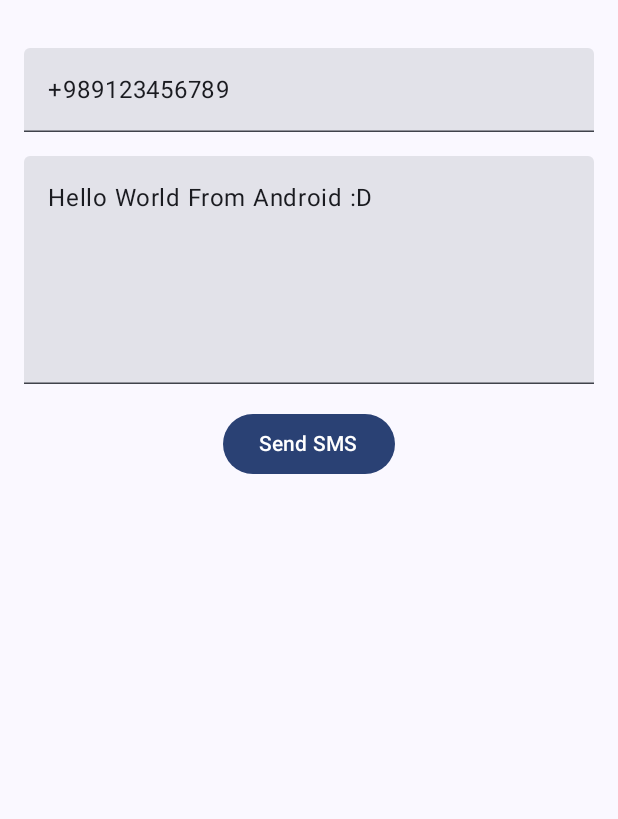
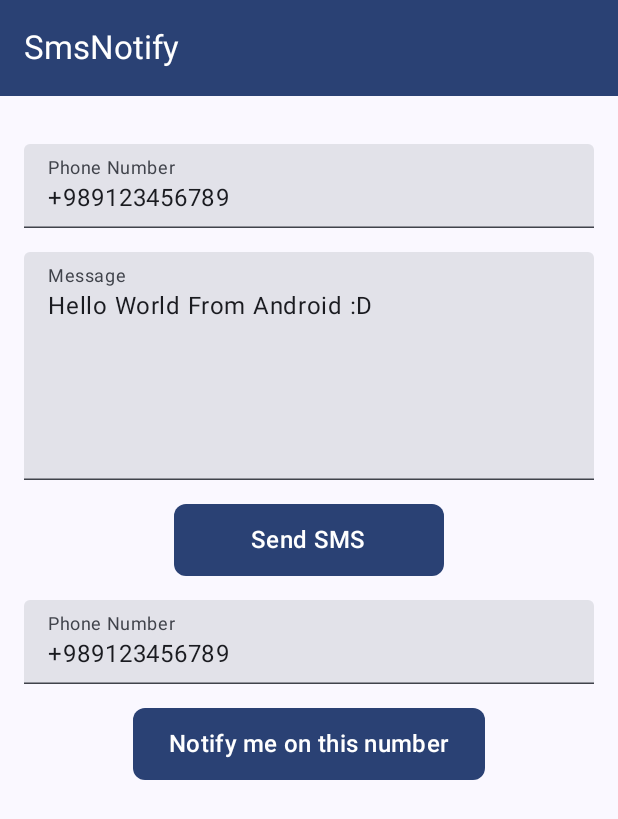
Before and after one commit to samanaslani1992/NotifySms, an Android app built with Jetpack Compose: the screen it shows after launch (MainActivity), on a phone screen of 412 x 824 dp. Shown: the top 819 px of the screen. Run offline under Robolectric (Android 15) with nearby library versions, the phone set to English and light mode, and no system bars.

Commit message:
Refactor Init receive SMS

```diff
--- a/app/src/main/java/com/example/smsnotify/MainActivity.kt
+++ b/app/src/main/java/com/example/smsnotify/MainActivity.kt
@@ -3,42 +3,15 @@ package com.example.smsnotify
 import android.os.Bundle
 import androidx.activity.ComponentActivity
 import androidx.activity.compose.setContent
-import androidx.compose.foundation.layout.Arrangement
-import androidx.compose.foundation.layout.Column
-import androidx.compose.foundation.layout.fillMaxSize
-import androidx.compose.foundation.layout.padding
-import androidx.compose.foundation.rememberScrollState
-import androidx.compose.foundation.verticalScroll
-import androidx.compose.material3.MaterialTheme
-import androidx.compose.material3.Surface
-import androidx.compose.ui.Modifier
-import androidx.compose.ui.unit.dp
-import com.example.smsnotify.presenter.theme.SmsNotifyTheme
-import com.example.smsnotify.presenter.screen.runtimePermission.PermissionsScreen
-import com.example.smsnotify.presenter.screen.sendSms.SendSMSFormScreen
+import com.example.smsnotify.presenter.screen.homeScreen.HomeScreen
 
 class MainActivity : ComponentActivity() {
     override fun onCreate(savedInstanceState: Bundle?) {
         super.onCreate(savedInstanceState)
         setContent {
-            SmsNotifyTheme {
-                Surface(
-                    modifier = Modifier.fillMaxSize(),
-                    color = MaterialTheme.colorScheme.background
-                ) {
-                    Column(
-                        modifier = Modifier
-                            .fillMaxSize()
-                            .verticalScroll(rememberScrollState())
-                            .padding(vertical = 32.dp),
-                        verticalArrangement = Arrangement.spacedBy(16.dp)
-                    ) {
-
-                        PermissionsScreen()
-                        SendSMSFormScreen()
-                    }
-                }
-            }
+            HomeScreen()
         }
     }
+
+
 }
--- /dev/null
+++ b/app/src/main/java/com/example/smsnotify/presenter/screen/homeScreen/HomeScreen.kt
@@ -0,0 +1,42 @@
+package com.example.smsnotify.presenter.screen.homeScreen
+
+import androidx.compose.foundation.layout.padding
+import androidx.compose.foundation.rememberScrollState
+import androidx.compose.foundation.verticalScroll
+import androidx.compose.material3.Scaffold
+import androidx.compose.runtime.Composable
+import androidx.compose.ui.Modifier
+import androidx.compose.ui.unit.dp
+import com.example.smsnotify.presenter.screen.reciveSms.ReceiveSMSScreen
+import com.example.smsnotify.presenter.screen.runtimePermission.PermissionsScreen
+import com.example.smsnotify.presenter.screen.sendSms.SendSMSScreen
+import com.example.smsnotify.presenter.theme.SmsNotifyTheme
+import com.example.smsnotify.presenter.view.ColumnPage
+import com.example.smsnotify.presenter.view.MyTopAppBar
+
+@Composable
+fun HomeScreen() {
+    SmsNotifyTheme {
+        Scaffold(
+            topBar = {
+                MyTopAppBar()
+            }
+        ) {
+
+            ColumnPage(
+                modifier = Modifier
+                    .padding(it)
+                    .verticalScroll(rememberScrollState())
+                    .padding(horizontal = 16.dp, vertical = 32.dp),
+            ) {
+                PermissionsScreen()
+
+                SendSMSScreen()
+
+
+                ReceiveSMSScreen()
+            }
+        }
+
+    }
+    }
--- /dev/null
+++ b/app/src/main/java/com/example/smsnotify/presenter/screen/reciveSms/ReceiveSMSScreen.kt
@@ -0,0 +1,53 @@
+package com.example.smsnotify.presenter.screen.reciveSms
+
+import androidx.compose.runtime.Composable
+import androidx.compose.runtime.MutableState
+import androidx.compose.runtime.mutableStateOf
+import androidx.compose.runtime.remember
+import androidx.compose.ui.platform.LocalContext
+import androidx.compose.ui.res.stringResource
+import androidx.compose.ui.tooling.preview.Preview
+import com.example.smsnotify.R
+import com.example.smsnotify.presenter.theme.SmsNotifyTheme
+import com.example.smsnotify.presenter.view.ColumnPage
+import com.example.smsnotify.presenter.view.MyButton
+import com.example.smsnotify.presenter.view.MyTextField
+
+@Composable
+fun ReceiveSMSScreen() {
+    val context = LocalContext.current
+
+    val phoneNumber = remember { mutableStateOf(context.getString(R.string.fake_number)) }
+
+
+    ReceiveSMSContent(
+        phoneNumber = phoneNumber,
+        onSubmitClick = {
+
+        }
+    )
+}
+
+@Composable
+private fun ReceiveSMSContent(
+    phoneNumber: MutableState<String>,
+    onSubmitClick: () -> Unit = {}
+) {
+    ColumnPage {
+
+        MyTextField(phoneNumber, stringResource(R.string.phone_number), singleLine = true)
+        MyButton(title = stringResource(R.string.notify_me_on_this_number), onClick = onSubmitClick)
+
+    }
+}
+
+
+@Composable
+@Preview
+fun SendSMSFormPreview() {
+
+    SmsNotifyTheme {
+        ReceiveSMSScreen()
+
+    }
+}
--- a/app/src/main/java/com/example/smsnotify/presenter/screen/runtimePermission/PermissionsScreen.kt
+++ b/app/src/main/java/com/example/smsnotify/presenter/screen/runtimePermission/PermissionsScreen.kt
@@ -1,19 +1,13 @@
 package com.example.smsnotify.presenter.screen.runtimePermission
 
-import androidx.compose.foundation.layout.Arrangement
-import androidx.compose.foundation.layout.Column
-import androidx.compose.foundation.layout.fillMaxWidth
-import androidx.compose.foundation.layout.padding
 import androidx.compose.material3.Text
 import androidx.compose.runtime.Composable
-import androidx.compose.ui.Alignment
-import androidx.compose.ui.Modifier
 import androidx.compose.ui.res.stringResource
 import androidx.compose.ui.tooling.preview.Preview
-import androidx.compose.ui.unit.dp
 import com.example.smsnotify.R
+import com.example.smsnotify.presenter.theme.SmsNotifyTheme
+import com.example.smsnotify.presenter.view.ColumnPage
 import com.example.smsnotify.presenter.view.MyButton
-import com.example.smsnotify.presenter.theme.SmsNotifyTheme
 import com.google.accompanist.permissions.ExperimentalPermissionsApi
 import com.google.accompanist.permissions.isGranted
 import com.google.accompanist.permissions.rememberPermissionState
@@ -32,21 +26,16 @@ fun PermissionsScreen() {
         stringResource(R.string.send_sms_permission_required)
     }
 
-    if (!cameraPermissionState.status.isGranted)
-        PermissionsContent(textTitle = textToShow, onSendSmsPermissionClick = {
+    if (!cameraPermissionState.status.isGranted) PermissionsContent(
+        textTitle = textToShow,
+        onSendSmsPermissionClick = {
             cameraPermissionState.launchPermissionRequest()
         })
 }
 
 @Composable
 fun PermissionsContent(textTitle: String, onSendSmsPermissionClick: () -> Unit) {
-    Column(
-        Modifier
-            .fillMaxWidth()
-            .padding(horizontal = 16.dp),
-        horizontalAlignment = Alignment.CenterHorizontally,
-        verticalArrangement = Arrangement.spacedBy(16.dp)
-    ) {
+    ColumnPage {
 
 
         Text(textTitle)
--- a/app/src/main/java/com/example/smsnotify/presenter/screen/sendSms/SendSMSFormScreen.kt
+++ b/app/src/main/java/com/example/smsnotify/presenter/screen/sendSms/SendSMSScreen.kt
@@ -3,34 +3,28 @@ package com.example.smsnotify.presenter.screen.sendSms
 import android.content.Context
 import android.telephony.SmsManager
 import android.widget.Toast
-import androidx.compose.foundation.layout.Arrangement
-import androidx.compose.foundation.layout.Column
-import androidx.compose.foundation.layout.fillMaxWidth
-import androidx.compose.foundation.layout.padding
 import androidx.compose.runtime.Composable
 import androidx.compose.runtime.MutableState
 import androidx.compose.runtime.mutableStateOf
 import androidx.compose.runtime.remember
-import androidx.compose.ui.Alignment
-import androidx.compose.ui.Modifier
 import androidx.compose.ui.platform.LocalContext
 import androidx.compose.ui.res.stringResource
 import androidx.compose.ui.tooling.preview.Preview
-import androidx.compose.ui.unit.dp
 import com.example.smsnotify.R
 import com.example.smsnotify.presenter.theme.SmsNotifyTheme
+import com.example.smsnotify.presenter.view.ColumnPage
 import com.example.smsnotify.presenter.view.MyButton
 import com.example.smsnotify.presenter.view.MyTextField
 
 @Composable
-fun SendSMSFormScreen() {
+fun SendSMSScreen() {
     val context = LocalContext.current
 
-    val phoneNumber = remember { mutableStateOf("+989123456789") }
-    val message = remember { mutableStateOf("Hello World From Android :D") }
+    val phoneNumber = remember { mutableStateOf(context.getString(R.string.fake_number)) }
+    val message = remember { mutableStateOf(context.getString(R.string.hello_world)) }
 
 
-    SendSMSFormContent(phoneNumber, message, onSubmitClick = {
+    SendSMSContent(phoneNumber, message, onSubmitClick = {
         sendSMS(context = context,
             phoneNumber = phoneNumber.value,
             message = message.value,
@@ -48,18 +42,12 @@ fun SendSMSFormScreen() {
 }
 
 @Composable
-private fun SendSMSFormContent(
+private fun SendSMSContent(
     phoneNumber: MutableState<String>,
     message: MutableState<String>,
     onSubmitClick: () -> Unit = {}
 ) {
-    Column(
-        modifier = Modifier
-            .padding(horizontal = 16.dp)
-            .fillMaxWidth(),
-        horizontalAlignment = Alignment.CenterHorizontally,
-        verticalArrangement = Arrangement.spacedBy(16.dp)
-    ) {
+    ColumnPage {
 
         MyTextField(phoneNumber, stringResource(R.string.phone_number), singleLine = true)
         MyTextField(message, stringResource(R.string.message), false)
@@ -91,7 +79,7 @@ private fun sendSMS(
 fun SendSMSFormPreview() {
 
     SmsNotifyTheme {
-        SendSMSFormScreen()
+        SendSMSScreen()
 
     }
 }
--- a/app/src/main/java/com/example/smsnotify/presenter/theme/Theme.kt
+++ b/app/src/main/java/com/example/smsnotify/presenter/theme/Theme.kt
@@ -3,13 +3,16 @@ package com.example.smsnotify.presenter.theme
 import android.app.Activity
 import android.os.Build
 import androidx.compose.foundation.isSystemInDarkTheme
+import androidx.compose.foundation.layout.fillMaxSize
 import androidx.compose.material3.MaterialTheme
+import androidx.compose.material3.Surface
 import androidx.compose.material3.darkColorScheme
 import androidx.compose.material3.dynamicDarkColorScheme
 import androidx.compose.material3.dynamicLightColorScheme
 import androidx.compose.material3.lightColorScheme
 import androidx.compose.runtime.Composable
 import androidx.compose.runtime.SideEffect
+import androidx.compose.ui.Modifier
 import androidx.compose.ui.graphics.toArgb
 import androidx.compose.ui.platform.LocalContext
 import androidx.compose.ui.platform.LocalView
@@ -31,7 +34,6 @@ private val LightColorScheme = lightColorScheme(
 @Composable
 fun SmsNotifyTheme(
     darkTheme: Boolean = isSystemInDarkTheme(),
-    // Dynamic color is available on Android 12+
     dynamicColor: Boolean = true,
     content: @Composable () -> Unit
 ) {
@@ -56,6 +58,13 @@ fun SmsNotifyTheme(
     MaterialTheme(
         colorScheme = colorScheme,
         typography = Typography,
-        content = content
+        content = {
+            Surface(
+                modifier = Modifier.fillMaxSize(),
+                color = MaterialTheme.colorScheme.background,
+            ) {
+                content()
+            }
+        }
     )
 }
--- /dev/null
+++ b/app/src/main/java/com/example/smsnotify/presenter/view/ColumnPage.kt
@@ -0,0 +1,24 @@
+package com.example.smsnotify.presenter.view
+
+import androidx.compose.foundation.layout.Arrangement
+import androidx.compose.foundation.layout.Column
+import androidx.compose.foundation.layout.ColumnScope
+import androidx.compose.foundation.layout.fillMaxWidth
+import androidx.compose.runtime.Composable
+import androidx.compose.ui.Alignment
+import androidx.compose.ui.Modifier
+import androidx.compose.ui.unit.dp
+
+
+@Composable
+fun ColumnPage(
+    modifier: Modifier = Modifier,
+    content: @Composable ColumnScope.() -> Unit
+) {
+    Column(
+        modifier = modifier.fillMaxWidth(),
+        horizontalAlignment = Alignment.CenterHorizontally,
+        verticalArrangement = Arrangement.spacedBy(16.dp),
+        content = content
+    )
+}
--- a/app/src/main/java/com/example/smsnotify/presenter/view/MyButton.kt
+++ b/app/src/main/java/com/example/smsnotify/presenter/view/MyButton.kt
@@ -1,18 +1,33 @@
 package com.example.smsnotify.presenter.view
 
+import androidx.compose.foundation.layout.defaultMinSize
+import androidx.compose.foundation.layout.padding
+import androidx.compose.foundation.shape.RoundedCornerShape
 import androidx.compose.material3.Button
+import androidx.compose.material3.MaterialTheme
 import androidx.compose.material3.Text
 import androidx.compose.runtime.Composable
+import androidx.compose.ui.Modifier
 import androidx.compose.ui.res.stringResource
 import androidx.compose.ui.tooling.preview.Preview
+import androidx.compose.ui.unit.dp
 import com.example.smsnotify.R
 
 @Composable
 @Preview
 fun MyButton(title: String = stringResource(R.string.send_sms), onClick: () -> Unit = {}) {
 
-    Button(onClick = onClick) {
-        Text(text =title)
+    Button(
+        modifier = Modifier
+            .defaultMinSize(minWidth = 180.dp),
+        onClick = onClick,
+        shape = RoundedCornerShape(8.dp)
+    ) {
+        Text(
+            modifier = Modifier.padding(vertical = 4.dp),
+            text = title,
+            style = MaterialTheme.typography.titleMedium
+        )
     }
 
 }
--- a/app/src/main/java/com/example/smsnotify/presenter/view/MyTextField.kt
+++ b/app/src/main/java/com/example/smsnotify/presenter/view/MyTextField.kt
@@ -1,6 +1,7 @@
 package com.example.smsnotify.presenter.view
 
 import androidx.compose.foundation.layout.fillMaxWidth
+import androidx.compose.material3.OutlinedTextField
 import androidx.compose.material3.Text
 import androidx.compose.material3.TextField
 import androidx.compose.runtime.Composable
@@ -20,6 +21,9 @@ fun MyTextField(
         placeholder = {
             Text(text = placeholder)
         },
+        label = {
+            Text(text = placeholder)
+        },
         value = text.value,
         onValueChange = {
             text.value = it
--- /dev/null
+++ b/app/src/main/java/com/example/smsnotify/presenter/view/MyTopAppBar.kt
@@ -0,0 +1,24 @@
+package com.example.smsnotify.presenter.view
+
+import androidx.compose.material3.ExperimentalMaterial3Api
+import androidx.compose.material3.MaterialTheme
+import androidx.compose.material3.Text
+import androidx.compose.material3.TopAppBar
+import androidx.compose.material3.TopAppBarDefaults
+import androidx.compose.runtime.Composable
+import androidx.compose.ui.res.stringResource
+import com.example.smsnotify.R
+
+@OptIn(ExperimentalMaterial3Api::class)
+@Composable
+fun MyTopAppBar() {
+    TopAppBar(
+        title = {
+            Text(text = stringResource(R.string.app_name))
+        },
+        colors = TopAppBarDefaults.topAppBarColors(
+            containerColor = MaterialTheme.colorScheme.primary,
+            titleContentColor = MaterialTheme.colorScheme.onPrimary
+        )
+    )
+}
--- a/app/src/main/res/values/strings.xml
+++ b/app/src/main/res/values/strings.xml
@@ -8,4 +8,7 @@
     <string name="send_sms">Send SMS</string>
     <string name="phone_number">Phone Number</string>
     <string name="error_sending_sms">Error sending SMS</string>
+    <string name="notify_me_on_this_number">Notify me on this number</string>
+    <string name="fake_number">+989123456789</string>
+    <string name="hello_world">Hello World From Android :D</string>
 </resources>
```
